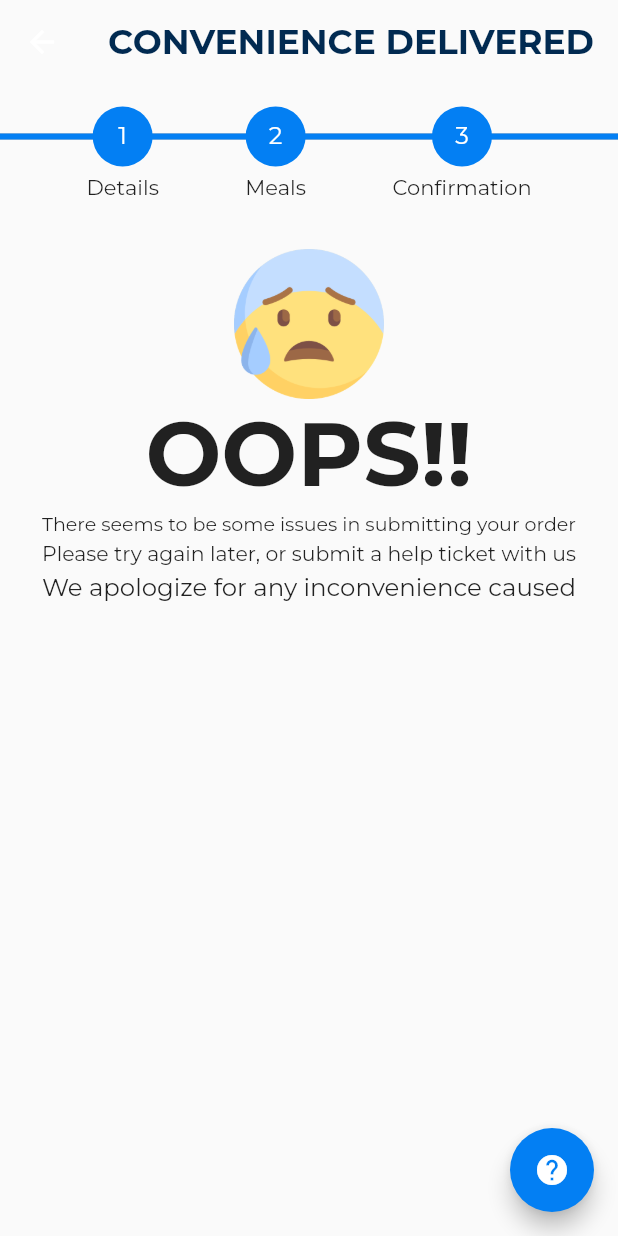
After one commit to zhonghan96/withes_webapp, a Flutter app: the OrderFailPage screen opened directly, on a phone screen of 412 x 824 dp. The commit adds this screen. Run offline on Flutter 3.47's test engine with Material 2 defaults, Android fonts, the phone set to English and light mode, and no system bars; our stand-ins replace calendar_date_picker2, firebase_core; missing offline and left inert: flutter_number_picker, gsheets; accounts and stored records are empty; project files that could hold a hidden picture were left out.

Commit message:
added order push to gsheets and confirmation pages

```diff
--- a/lib/UI/orderpage_1.dart
+++ b/lib/UI/orderpage_1.dart
@@ -674,6 +674,7 @@ class _AddressFieldState extends State<AddressField> {
               filled: true,
               labelText: 'Postcode',
             ),
+            inputFormatters: [FilteringTextInputFormatter.digitsOnly],
             onChanged: (text) {
               OrderData.addPostcode = text;
             },
--- a/lib/UI/selectionpage.dart
+++ b/lib/UI/selectionpage.dart
@@ -79,7 +79,7 @@ class SelectionPage extends StatelessWidget {
                 ),
                 const Padding(
                   padding: EdgeInsets.only(top: 5),
-                  child: Text('Payment'),
+                  child: Text('Confirmation'),
                 )
               ],
             )
--- /dev/null
+++ b/lib/UI/submitorderfail.dart
@@ -0,0 +1,156 @@
+import 'package:flutter/material.dart';
+
+import 'package:withes_webapp/Utility/config.dart';
+
+class OrderFailPage extends StatelessWidget {
+  const OrderFailPage({super.key});
+
+  orderProgressIndicator() {
+    return Padding(
+      padding: const EdgeInsets.symmetric(vertical: 5),
+      child: Stack(children: [
+        const SizedBox(
+          height: 40,
+          child: Center(
+            child: LinearProgressIndicator(
+              value: 1,
+              color: Color(0xFF037FF3),
+              backgroundColor: Colors.grey,
+            ),
+          ),
+        ),
+        Row(
+          mainAxisAlignment: MainAxisAlignment.spaceEvenly,
+          children: [
+            Column(
+              children: [
+                Container(
+                  height: 40,
+                  width: 40,
+                  decoration: const BoxDecoration(
+                      color: Color(0xFF037FF3), shape: BoxShape.circle),
+                  child: const Center(
+                    child: Text('1',
+                        style: TextStyle(fontSize: 16, color: Colors.white)),
+                  ),
+                ),
+                const Padding(
+                  padding: EdgeInsets.only(top: 5),
+                  child: Text('Details'),
+                )
+              ],
+            ),
+            Column(
+              children: [
+                Container(
+                  height: 40,
+                  width: 40,
+                  decoration: const BoxDecoration(
+                      color: Color(0xFF037FF3), shape: BoxShape.circle),
+                  child: const Center(
+                    child: Text('2',
+                        style: TextStyle(fontSize: 16, color: Colors.white)),
+                  ),
+                ),
+                const Padding(
+                  padding: EdgeInsets.only(top: 5),
+                  child: Text('Meals'),
+                )
+              ],
+            ),
+            Column(
+              children: [
+                Container(
+                  height: 40,
+                  width: 40,
+                  decoration: const BoxDecoration(
+                      color: Color(0xFF037FF3), shape: BoxShape.circle),
+                  child: const Center(
+                    child: Text('3',
+                        style: TextStyle(fontSize: 16, color: Colors.white)),
+                  ),
+                ),
+                const Padding(
+                  padding: EdgeInsets.only(top: 5),
+                  child: Text('Confirmation'),
+                )
+              ],
+            )
+          ],
+        )
+      ]),
+    );
+  }
+
+  @override
+  Widget build(BuildContext context) {
+    final scrollController = ScrollController();
+    final screenSize = MediaQuery.of(context).size;
+
+    return Scaffold(
+      appBar: confirmOrderWebappBar(context),
+      body: Column(
+        children: [
+          const SizedBox(height: 10),
+          orderProgressIndicator(),
+          Padding(
+            padding: const EdgeInsets.all(8.0),
+            child: Scrollbar(
+              controller: scrollController,
+              thumbVisibility: true,
+              child: SizedBox(
+                height: screenSize.height - 170,
+                child: SingleChildScrollView(
+                  controller: scrollController,
+                  child: Padding(
+                    padding: const EdgeInsets.all(20.0),
+                    child: Center(
+                        child: Column(
+                      children: [
+                        Container(
+                          height: 100,
+                          width: 100,
+                          padding: const EdgeInsets.only(bottom: 8),
+                          decoration: const BoxDecoration(
+                              image: DecorationImage(
+                            image: AssetImage('assets/images/embarrassed.png'),
+                          )),
+                        ),
+                        const Text(
+                          'OOPS!!',
+                          style: TextStyle(
+                              fontSize: 60, fontWeight: FontWeight.bold),
+                        ),
+                        const FittedBox(
+                            fit: BoxFit.fitWidth,
+                            child: Text(
+                                'There seems to be some issues in submitting your order',
+                                style: TextStyle(fontSize: 18, height: 1.5))),
+                        const FittedBox(
+                            child: Text(
+                                'Please try again later, or submit a help ticket with us',
+                                style: TextStyle(fontSize: 18, height: 1.5))),
+                        const FittedBox(
+                            fit: BoxFit.fitWidth,
+                            child: Text(
+                                'We apologize for any inconvenience caused',
+                                style: TextStyle(fontSize: 18, height: 1.5))),
+                      ],
+                    )),
+                  ),
+                ),
+              ),
+            ),
+          ),
+        ],
+      ),
+      floatingActionButton: FloatingActionButton(
+        backgroundColor: const Color(0xFF037FF3),
+        child: const Icon(Icons.help, color: Colors.white),
+        onPressed: () {
+          helpDialog(context);
+        },
+      ),
+    );
+  }
+}
--- a/lib/Utility/config.dart
+++ b/lib/Utility/config.dart
@@ -16,6 +16,7 @@ const deliveryDates = [
 ]; // Defines the days we deliver, with Sunday = 0 and Saturday = 6
 
 class OrderData {
+  static String id = UniqueKey().toString();
   static String customerName = '';
   static String customerEmail = '';
   static String customerPhone = '';
@@ -23,7 +24,6 @@ class OrderData {
   static String addSuburb = '';
   static String addPostcode = '';
   static String addState = '';
-  static String address = '';
   static List dietaryReq = [];
   static List meals = [];
   static num numOfSets = 1;
@@ -35,9 +35,6 @@ class OrderData {
 class MenuPrice {
   // All prices are in AUD
   static double deliveryFee = 5.00;
-  static Map chinese = {'dinner': 1.20, 'breakfast': 2.00, 'lunch': 3.00};
-  static Map indian = {'dinner': 4.00, 'breakfast': 5.00, 'lunch': 6.00};
-  static Map indonesian = {'dinner': 7.00, 'breakfast': 8.00, 'lunch': 9.00};
   static Map setPrice = {'1': 14.00, '2': 22.00, '3': 30.00};
   static double singleSetTotal = 0.00;
   static double deliveryFeesTotal = 0.00;
@@ -95,6 +92,20 @@ webappBar(context) {
   );
 }
 
+confirmOrderWebappBar(context) {
+  return AppBar(
+    title: const Center(
+      child: FittedBox(
+        fit: BoxFit.fitWidth,
+        child: Text("CONVENIENCE DELIVERED",
+            style: TextStyle(color: Color(0xFF012A51))),
+      ),
+    ),
+    backgroundColor: const Color(0xFFFAFAFA),
+    elevation: 0,
+  );
+}
+
 helpDialog(BuildContext context) {
   showDialog(
       context: context,
--- a/pubspec.yaml
+++ b/pubspec.yaml
@@ -67,6 +67,7 @@ flutter:
   # To add assets to your application, add an assets section, like this:
   assets:
     - assets/images/es_logo.png
+    - assets/images/embarrassed.png
     - assets/images/cus_select.jpg
     - assets/images/es_select.jpg
 
```
Also changed, not shown: lib/UI/confirmationpage.dart (+10 -3 lines), lib/UI/orderpage_2.dart (+7 -6 lines), lib/UI/submitorderloading.dart (added, +153 -0 lines), lib/UI/submitordersuccess.dart (added, +126 -0 lines), lib/Utility/gsheets_service.dart (+95 -0 lines), assets/images/embarrassed.png (added), 1 other file.
